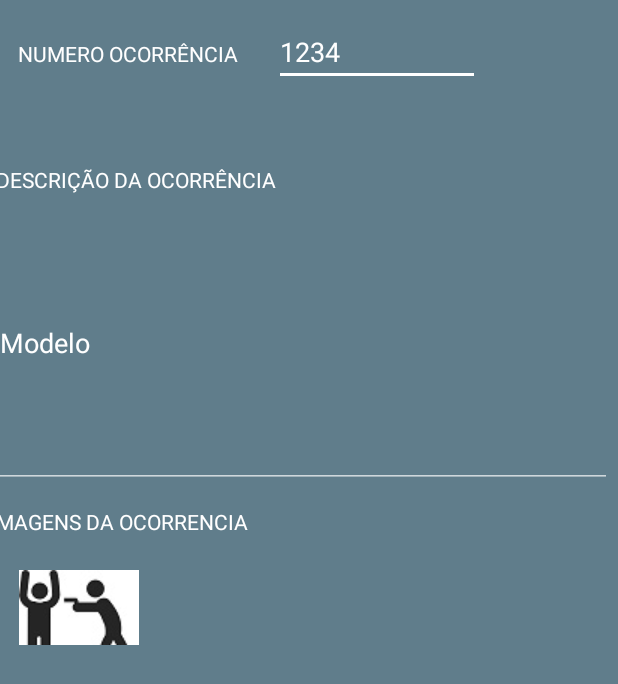
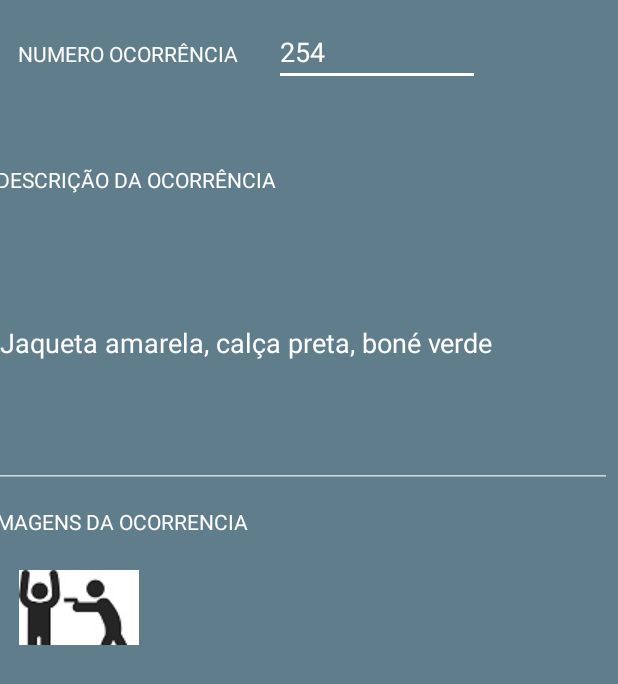
Before and after one commit to jeandy92/AppOcorrenciasv2.0, an Android app: the Listar_Ocorrencias screen opened directly, with no data from a screen before it, after a tap on an icon or button, on a phone screen of 412 x 824 dp. Shown: the top 684 px of the screen. Run offline under Robolectric (Android 15) with nearby library versions, the phone set to English and light mode, and no system bars.

Commit message:
Versão 35.0 -  28/04/2017

```diff
--- a/app/src/main/java/appocorrencias/com/appocorrencias/Activitys/Listar_Ocorrencias.java
+++ b/app/src/main/java/appocorrencias/com/appocorrencias/Activitys/Listar_Ocorrencias.java
@@ -13,10 +13,10 @@ import java.util.ArrayList;
 
 import appocorrencias.com.appocorrencias.Adapters.AdapterParaOcorrencias;
 import appocorrencias.com.appocorrencias.ListView.Item_Ocorrencia_Registradas;
-import appocorrencias.com.appocorrencias.ListView.OcorrenciasRegistradas;
+import appocorrencias.com.appocorrencias.ListView.Lista_Ocorrencias_Registradas;
 import appocorrencias.com.appocorrencias.R;
 
-import static appocorrencias.com.appocorrencias.ListView.OcorrenciasRegistradas.criarocorrencias;
+import static appocorrencias.com.appocorrencias.ListView.Lista_Ocorrencias_Registradas.criarocorrencias;
 
 public class Listar_Ocorrencias extends AppCompatActivity {
 
@@ -27,16 +27,14 @@ public class Listar_Ocorrencias extends AppCompatActivity {
         super.onCreate(savedInstanceState);
 
         setContentView(R.layout.activity_listar_ocorrencias);
-        lista  = (ListView)findViewById(R.id.lista_ocorrencias_do_usuario);
-        TextView Id_Ocorrencia  =(TextView)findViewById(R.id.id_ocorrencia);
-        TextView Desc_Ocorrencia  =(TextView)findViewById(R.id.desc_ocorrencia);
 
-        ArrayList<OcorrenciasRegistradas> listadeocorrencias = criarocorrencias();
+        lista = (ListView) findViewById(R.id.lista_ocorrencias_do_usuario);
 
-        AdapterParaOcorrencias adapter = new AdapterParaOcorrencias(listadeocorrencias,this);
+        ArrayList<Lista_Ocorrencias_Registradas> listadeocorrencias = criarocorrencias();
+
+        AdapterParaOcorrencias adapter = new AdapterParaOcorrencias(this, listadeocorrencias);
 
         lista.setAdapter(adapter);
-
 
         lista.setOnItemClickListener(new AdapterView.OnItemClickListener() {
             @Override
@@ -49,8 +47,8 @@ public class Listar_Ocorrencias extends AppCompatActivity {
                         String descocorrencia = ((TextView) view.findViewById(R.id.desc_ocorrencia)).getText().toString();
 
 
-                        i.putExtra("id_ocorrencia", "1234");
-                        i.putExtra("desc_ocorrencia", "Modelo");
+                        i.putExtra("id_ocorrencia", idocorrencia);
+                        i.putExtra("desc_ocorrencia", descocorrencia);
 
                         startActivity(i);
 
@@ -69,10 +67,16 @@ public class Listar_Ocorrencias extends AppCompatActivity {
             }
         });
 
+    }
 
 
 
 
+    @Override
+    public void onBackPressed() {
+        super.onBackPressed();
 
+        setContentView(R.layout.activity_cliente);
+        this.startActivity(new Intent(this,Cliente.class));
     }
 }
--- a/app/src/main/java/appocorrencias/com/appocorrencias/Adapters/AdapterParaOcorrencias.java
+++ b/app/src/main/java/appocorrencias/com/appocorrencias/Adapters/AdapterParaOcorrencias.java
@@ -9,7 +9,7 @@ import android.widget.TextView;
 
 import java.util.ArrayList;
 
-import appocorrencias.com.appocorrencias.ListView.OcorrenciasRegistradas;
+import appocorrencias.com.appocorrencias.ListView.Lista_Ocorrencias_Registradas;
 import appocorrencias.com.appocorrencias.R;
 
 /**
@@ -18,10 +18,10 @@ import appocorrencias.com.appocorrencias.R;
 
 public class AdapterParaOcorrencias extends BaseAdapter {
 
-    private final ArrayList<OcorrenciasRegistradas> ocorrenciasregistradas;
+    private final ArrayList<Lista_Ocorrencias_Registradas> ocorrenciasregistradas;
     private final Activity act;
 
-    public AdapterParaOcorrencias(ArrayList<OcorrenciasRegistradas> ocorrenciasregistradas,Activity act){
+    public AdapterParaOcorrencias(Activity act,ArrayList<Lista_Ocorrencias_Registradas> ocorrenciasregistradas){
         this.ocorrenciasregistradas = ocorrenciasregistradas;
         this.act =act;
 
@@ -46,7 +46,7 @@ public class AdapterParaOcorrencias extends BaseAdapter {
     @Override
     public View getView(int position, View convertView, ViewGroup parent) {
         View view = act.getLayoutInflater().inflate(R.layout.activity_modelo_lista_ocorrencias,parent,false);
-        OcorrenciasRegistradas ocorrenciasRegistradas = ocorrenciasregistradas.get(position);
+        Lista_Ocorrencias_Registradas listaOcorrenciasRegistradas = ocorrenciasregistradas.get(position);
 
         //pegando as referências das Views
         TextView nome = (TextView) view.findViewById(R.id.id_ocorrencia);
@@ -56,12 +56,12 @@ public class AdapterParaOcorrencias extends BaseAdapter {
 
 
 
-        nome.setText(String.valueOf(ocorrenciasRegistradas.getId_ocorrencias()));
-        descricao.setText(ocorrenciasRegistradas.getDescricao());
+        nome.setText(String.valueOf(listaOcorrenciasRegistradas.getId_ocorrencias()));
+        descricao.setText(listaOcorrenciasRegistradas.getDescricao());
 
-        if (ocorrenciasRegistradas.getTipocrime().equals("ASSALTO")) {
+        if (listaOcorrenciasRegistradas.getTipocrime().equals("ASSALTO")) {
             imagem.setImageResource(R.drawable.ic_assalto);
-        } else if (ocorrenciasRegistradas.getTipocrime().equals("ROUBO")) {
+        } else if (listaOcorrenciasRegistradas.getTipocrime().equals("ROUBO")) {
             imagem.setImageResource(R.drawable.ic_roubo1);
         }
 
--- a/app/src/main/java/appocorrencias/com/appocorrencias/ClassesSA/ProcessaSocket.java
+++ b/app/src/main/java/appocorrencias/com/appocorrencias/ClassesSA/ProcessaSocket.java
@@ -43,7 +43,7 @@ public class ProcessaSocket {
     //Metodo que envia as informações para o Servidor (Socket)
     public static void cadastrar_no_server(String dados) {
         try {
-            cliente = new Socket("192.168.0.155", 2222);
+            cliente = new Socket("192.168.0.204", 2222);
             canalSaida = cliente.getOutputStream();
             canalEntrada = cliente.getInputStream();
             canalSaida.write(dados.getBytes());
@@ -62,7 +62,7 @@ public class ProcessaSocket {
         Socket cliente2 =  new Socket();
 
         int millisecondsTimeOut = 3000;
-        InetSocketAddress adress = new InetSocketAddress("192.168.0.155", 2222);
+        InetSocketAddress adress = new InetSocketAddress("192.168.0.204", 2222);
 
         try {
             cliente2.connect(adress, millisecondsTimeOut);
--- a/app/src/main/java/appocorrencias/com/appocorrencias/ListView/OcorrenciasRegistradas.java
+++ b/app/src/main/java/appocorrencias/com/appocorrencias/ListView/Lista_Ocorrencias_Registradas.java
@@ -8,14 +8,14 @@ import java.util.Random;
  * Created by Jeanderson on 22/04/2017.
  */
 
-public class OcorrenciasRegistradas {
+public class Lista_Ocorrencias_Registradas {
 
     public int Id_ocorrencias;
     public String Descricao;
     public String Tipocrime;
     public String CPF;
 
-    public static List<OcorrenciasRegistradas> lista;
+    public static List<Lista_Ocorrencias_Registradas> lista;
      public static Random random = new Random();
 
 
@@ -55,7 +55,7 @@ public class OcorrenciasRegistradas {
 
 
 
-    public OcorrenciasRegistradas(int id_ocorrencias,String descricao,String tipocrime,String cpf){
+    public Lista_Ocorrencias_Registradas(int id_ocorrencias, String descricao, String tipocrime, String cpf){
 
         Id_ocorrencias = id_ocorrencias;
         Descricao = descricao;
@@ -63,15 +63,15 @@ public class OcorrenciasRegistradas {
         CPF = cpf;
     }
 
-    public static ArrayList<OcorrenciasRegistradas> criarocorrencias (){
+    public static ArrayList<Lista_Ocorrencias_Registradas> criarocorrencias (){
 
-        ArrayList<OcorrenciasRegistradas> cursosList = new ArrayList();
+        ArrayList<Lista_Ocorrencias_Registradas> cursosList = new ArrayList();
 
-        cursosList.add(0,new OcorrenciasRegistradas(random.nextInt(1000),"Jaqueta amarela, calça preta, boné verde","ROUBO","431313868"));
-        cursosList.add(1,new OcorrenciasRegistradas(random.nextInt(1000),"Jaqueta amarela, calça preta, boné verde","ASSALTO","431313868"));
-        cursosList.add(2,new OcorrenciasRegistradas(random.nextInt(1000),"Jaqueta amarela, calça preta, boné verde","ASSALTO","431313868"));
-        cursosList.add(3,new OcorrenciasRegistradas(random.nextInt(1000),"Jaqueta amarela, calça preta, boné verde","ROUBO","431313868"));
-        cursosList.add(4,new OcorrenciasRegistradas(random.nextInt(1000),"Jaqueta amarela, calça preta, boné verde","ASSALTO","431313868"));
+        cursosList.add(0,new Lista_Ocorrencias_Registradas(random.nextInt(1000),"Jaqueta amarela, calça preta, boné verde","ROUBO","431313868"));
+        cursosList.add(1,new Lista_Ocorrencias_Registradas(random.nextInt(1000),"Jaqueta amarela, calça preta, boné verde","ASSALTO","431313868"));
+        cursosList.add(2,new Lista_Ocorrencias_Registradas(random.nextInt(1000),"Jaqueta amarela, calça preta, boné verde","ASSALTO","431313868"));
+        cursosList.add(3,new Lista_Ocorrencias_Registradas(random.nextInt(1000),"Jaqueta amarela, calça preta, boné verde","ROUBO","431313868"));
+        cursosList.add(4,new Lista_Ocorrencias_Registradas(random.nextInt(1000),"Jaqueta amarela, calça preta, boné verde","ASSALTO","431313868"));
 
 
         return cursosList;
--- a/app/src/main/res/layout/activity_cliente.xml
+++ b/app/src/main/res/layout/activity_cliente.xml
@@ -89,7 +89,6 @@
     <android.support.design.widget.FloatingActionButton
         android:id="@+id/btnOcorrenciasRegistradasPorUsuario"
         android:layout_width="53dp"
-        android:onClick="evOcorrenciasInformadas"
         android:layout_height="48dp"
         android:layout_x="28dp"
         android:layout_y="255dp"
@@ -97,6 +96,6 @@
         android:theme="@style/botaopadrao"
         app:fabSize="mini"
         />
-
+    <!--android:onClick="evOcorrenciasInformadas"-->
 
 </AbsoluteLayout>
```
Also changed, not shown: app/src/main/java/appocorrencias/com/appocorrencias/Activitys/Cliente.java (+12 -6 lines), app/src/main/java/appocorrencias/com/appocorrencias/Activitys/Login.java (+18 -0 lines), app/src/main/java/appocorrencias/com/appocorrencias/ClassesSA/SlidingTabLayout.java (deleted, +0 -310 lines), app/src/main/java/appocorrencias/com/appocorrencias/ClassesSA/SlidingTabStrip.java (deleted, +0 -154 lines), app/src/main/res/layout/activity_modelo_lista_ocorrencias.xml (+5 -4 lines).
